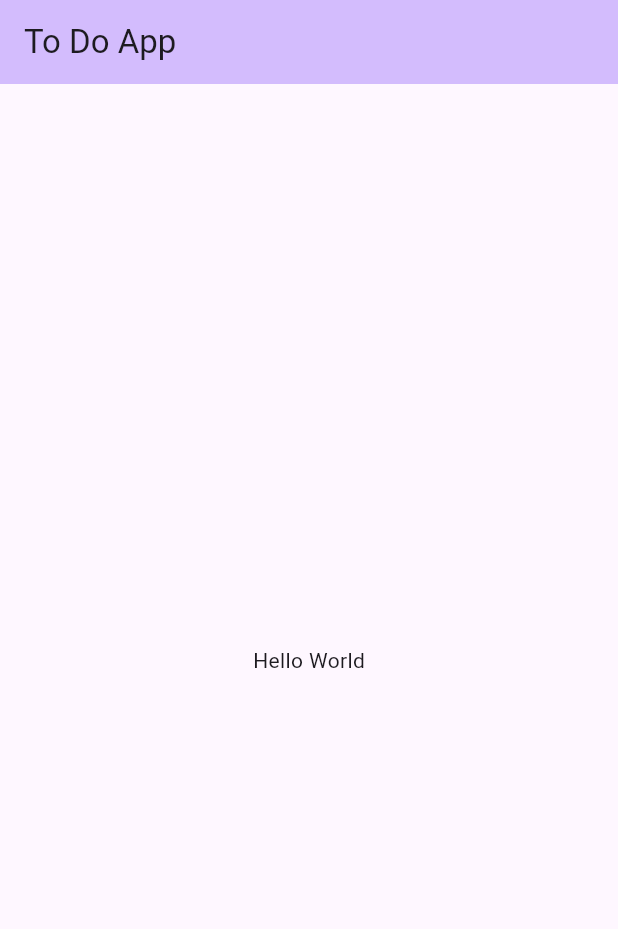
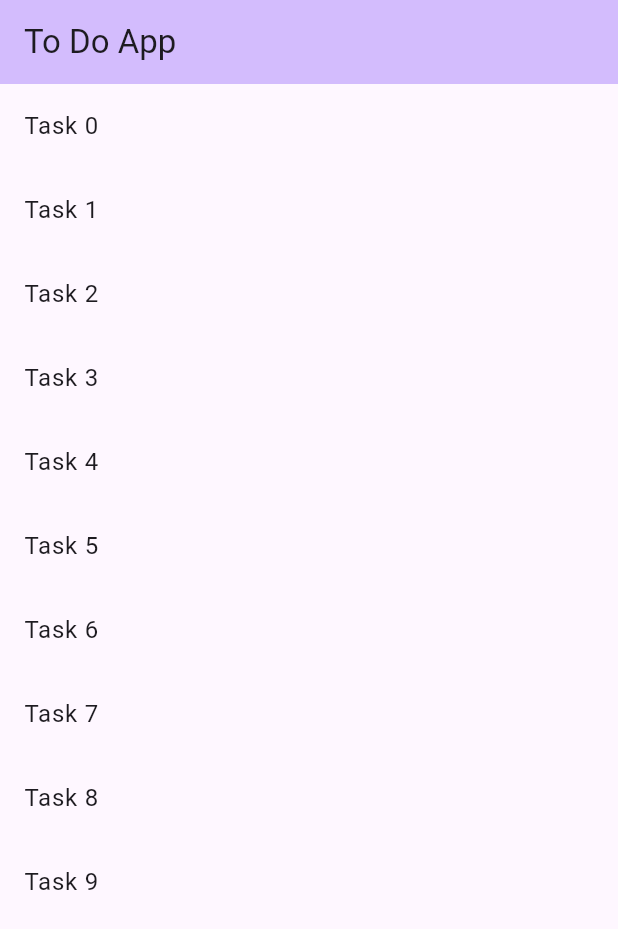
Before and after one commit to PutraAdam322/mb_project, a Flutter app: the screen it shows after launch, on a phone screen of 412 x 824 dp. Shown: the top 929 px of the screen. Run offline on Flutter 3.47's test engine with Material 3 defaults, Android fonts, the phone set to English and light mode, and no system bars.

Commit message:
- add todo_item.dart - add ReorderableListView in home_page.dart - Add placeholder ToDo class

```diff
--- a/lib/presentation/pages/home_page.dart
+++ b/lib/presentation/pages/home_page.dart
@@ -1,25 +1,63 @@
 import 'package:flutter/material.dart';
+import '../components/todo_item.dart';
 
-class HomePage extends StatelessWidget {
+class HomePage extends StatefulWidget {
   const HomePage({super.key, required this.title});
 
   final String title;
 
   @override
+  State<HomePage> createState() => _HomePageState();
+
+}
+
+class Temp {
+  Temp(this.id, this.orderId, this.title);
+
+  String id;
+  int orderId;
+  String title;
+}
+
+class _HomePageState extends State<HomePage>{
+
+  List<Temp> toDosBuilder(){
+    List<Temp> toDos = [];
+    for (int i = 0; i < 10; i++){
+      int tid = i+1;
+      Temp temp = Temp(tid.toString(), i+1, 'Task $i');
+      toDos.add(temp);
+    }
+
+    return toDos;
+  }
+
+  @override
   Widget build(BuildContext context) {
+    List<Temp> toDos = toDosBuilder();
     return Scaffold(
       appBar: AppBar(
         backgroundColor: Theme.of(context).colorScheme.inversePrimary,
-        title: Text(title),
+        title: Text(widget.title),
       ),
       body: Center(
-        child: Column(
-          mainAxisAlignment: .center,
-          children: [
-            const Text('Hello World'),
-          ],
-        ),
-      ),
+        child:
+            ReorderableListView(
+              onReorder: (int oldIndex, int newIndex){
+                setState(() {
+                  if(oldIndex < newIndex) newIndex--;
+                  final Temp tmp = toDos.removeAt(oldIndex);
+                  toDos.insert(newIndex, tmp);
+                });
+              },
+              children: <Widget>[
+                for (var toDo in toDos)
+                  ListTile(
+                    key: Key(toDo.id),
+                    title: Text(toDo.title),
+                  ),
+              ], )
+      )
     );
   }
 }
```
Also changed, not shown: lib/presentation/components/todo_item.dart (added, +17 -0 lines).
